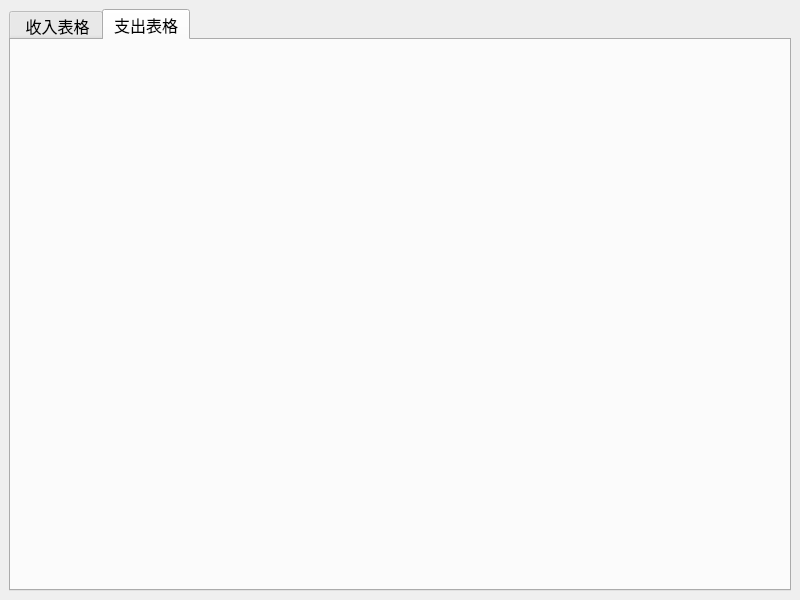
DongzhenHuangfu/My-Manage-App, file hfx.ui: the form before one commit.
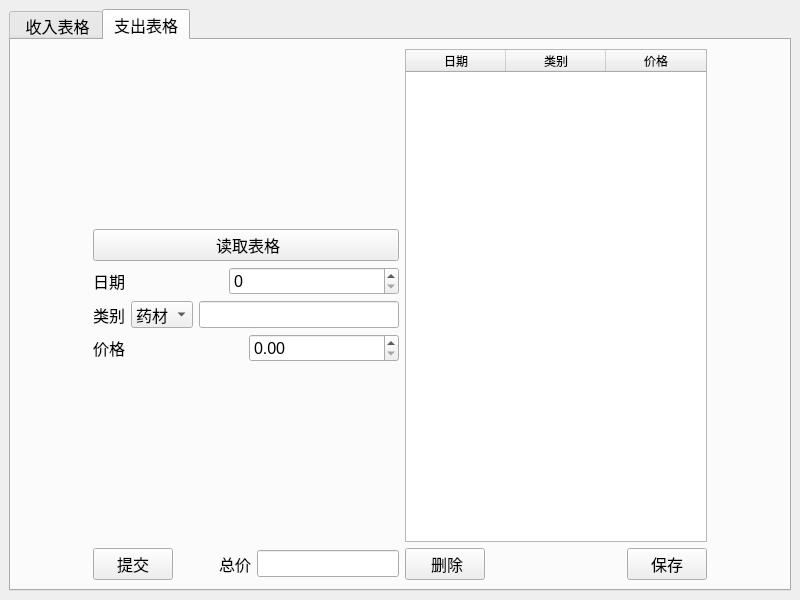
The form after the commit.

Commit message: feat: 完成支出表格的页面设计

Patch:
```diff
--- a/hfx.ui
+++ b/hfx.ui
@@ -676,6 +676,243 @@
        <attribute name="title">
         <string>支出表格</string>
        </attribute>
+       <layout class="QHBoxLayout" name="horizontalLayout_5">
+        <item>
+         <spacer name="horizontalSpacer_14">
+          <property name="orientation">
+           <enum>Qt::Horizontal</enum>
+          </property>
+          <property name="sizeHint" stdset="0">
+           <size>
+            <width>40</width>
+            <height>20</height>
+           </size>
+          </property>
+         </spacer>
+        </item>
+        <item>
+         <layout class="QVBoxLayout" name="verticalLayout_3">
+          <item>
+           <spacer name="verticalSpacer_6">
+            <property name="orientation">
+             <enum>Qt::Vertical</enum>
+            </property>
+            <property name="sizeHint" stdset="0">
+             <size>
+              <width>20</width>
+              <height>40</height>
+             </size>
+            </property>
+           </spacer>
+          </item>
+          <item>
+           <widget class="QPushButton" name="pushButtonReadOutcome">
+            <property name="text">
+             <string> 读取表格</string>
+            </property>
+           </widget>
+          </item>
+          <item>
+           <layout class="QHBoxLayout" name="horizontalLayout_7">
+            <item>
+             <widget class="QLabel" name="LabelDateOutcome">
+              <property name="text">
+               <string>日期</string>
+              </property>
+             </widget>
+            </item>
+            <item>
+             <widget class="QSpinBox" name="SpinBoxDateOutcome">
+              <property name="minimumSize">
+               <size>
+                <width>170</width>
+                <height>0</height>
+               </size>
+              </property>
+             </widget>
+            </item>
+           </layout>
+          </item>
+          <item>
+           <layout class="QHBoxLayout" name="horizontalLayout_8">
+            <item>
+             <widget class="QLabel" name="LabelTypeOutcome">
+              <property name="text">
+               <string>类别</string>
+              </property>
+             </widget>
+            </item>
+            <item>
+             <widget class="QComboBox" name="comboBox">
+              <item>
+               <property name="text">
+                <string>药材</string>
+               </property>
+              </item>
+              <item>
+               <property name="text">
+                <string>包装</string>
+               </property>
+              </item>
+              <item>
+               <property name="text">
+                <string>快递</string>
+               </property>
+              </item>
+              <item>
+               <property name="text">
+                <string>其他</string>
+               </property>
+              </item>
+             </widget>
+            </item>
+            <item>
+             <widget class="QLineEdit" name="LineEditOutcomeNote"/>
+            </item>
+           </layout>
+          </item>
+          <item>
+           <layout class="QHBoxLayout" name="horizontalLayout_9">
+            <item>
+             <widget class="QLabel" name="LabelPriceOutcome">
+              <property name="text">
+               <string>价格</string>
+              </property>
+             </widget>
+            </item>
+            <item>
+             <widget class="QDoubleSpinBox" name="SpinBoxPriceOutcome"/>
+            </item>
+           </layout>
+          </item>
+          <item>
+           <spacer name="verticalSpacer_7">
+            <property name="orientation">
+             <enum>Qt::Vertical</enum>
+            </property>
+            <property name="sizeHint" stdset="0">
+             <size>
+              <width>20</width>
+              <height>40</height>
+             </size>
+            </property>
+           </spacer>
+          </item>
+          <item>
+           <layout class="QHBoxLayout" name="horizontalLayout_11">
+            <item>
+             <widget class="QPushButton" name="PushButtonSubmitOutcome">
+              <property name="text">
+               <string>提交</string>
+              </property>
+             </widget>
+            </item>
+            <item>
+             <spacer name="horizontalSpacer_17">
+              <property name="orientation">
+               <enum>Qt::Horizontal</enum>
+              </property>
+              <property name="sizeHint" stdset="0">
+               <size>
+                <width>40</width>
+                <height>20</height>
+               </size>
+              </property>
+             </spacer>
+            </item>
+            <item>
+             <widget class="QLabel" name="LabelTotalOutcome">
+              <property name="text">
+               <string>总价</string>
+              </property>
+             </widget>
+            </item>
+            <item>
+             <widget class="QLineEdit" name="LineEditOutcome"/>
+            </item>
+           </layout>
+          </item>
+         </layout>
+        </item>
+        <item>
+         <layout class="QVBoxLayout" name="verticalLayout_6">
+          <item>
+           <widget class="QTableWidget" name="TableOutcome">
+            <property name="minimumSize">
+             <size>
+              <width>302</width>
+              <height>0</height>
+             </size>
+            </property>
+            <property name="font">
+             <font>
+              <pointsize>9</pointsize>
+             </font>
+            </property>
+            <column>
+             <property name="text">
+              <string>日期</string>
+             </property>
+            </column>
+            <column>
+             <property name="text">
+              <string>类别</string>
+             </property>
+            </column>
+            <column>
+             <property name="text">
+              <string>价格</string>
+             </property>
+            </column>
+           </widget>
+          </item>
+          <item>
+           <layout class="QHBoxLayout" name="horizontalLayout_10">
+            <item>
+             <widget class="QPushButton" name="PushButtonDeletOutcome">
+              <property name="text">
+               <string> 删除</string>
+              </property>
+             </widget>
+            </item>
+            <item>
+             <spacer name="horizontalSpacer_16">
+              <property name="orientation">
+               <enum>Qt::Horizontal</enum>
+              </property>
+              <property name="sizeHint" stdset="0">
+               <size>
+                <width>40</width>
+                <height>20</height>
+               </size>
+              </property>
+             </spacer>
+            </item>
+            <item>
+             <widget class="QPushButton" name="PushButtonSaveOutcome">
+              <property name="text">
+               <string>保存</string>
+              </property>
+             </widget>
+            </item>
+           </layout>
+          </item>
+         </layout>
+        </item>
+        <item>
+         <spacer name="horizontalSpacer_15">
+          <property name="orientation">
+           <enum>Qt::Horizontal</enum>
+          </property>
+          <property name="sizeHint" stdset="0">
+           <size>
+            <width>40</width>
+            <height>20</height>
+           </size>
+          </property>
+         </spacer>
+        </item>
+       </layout>
       </widget>
      </widget>
     </item>
```
